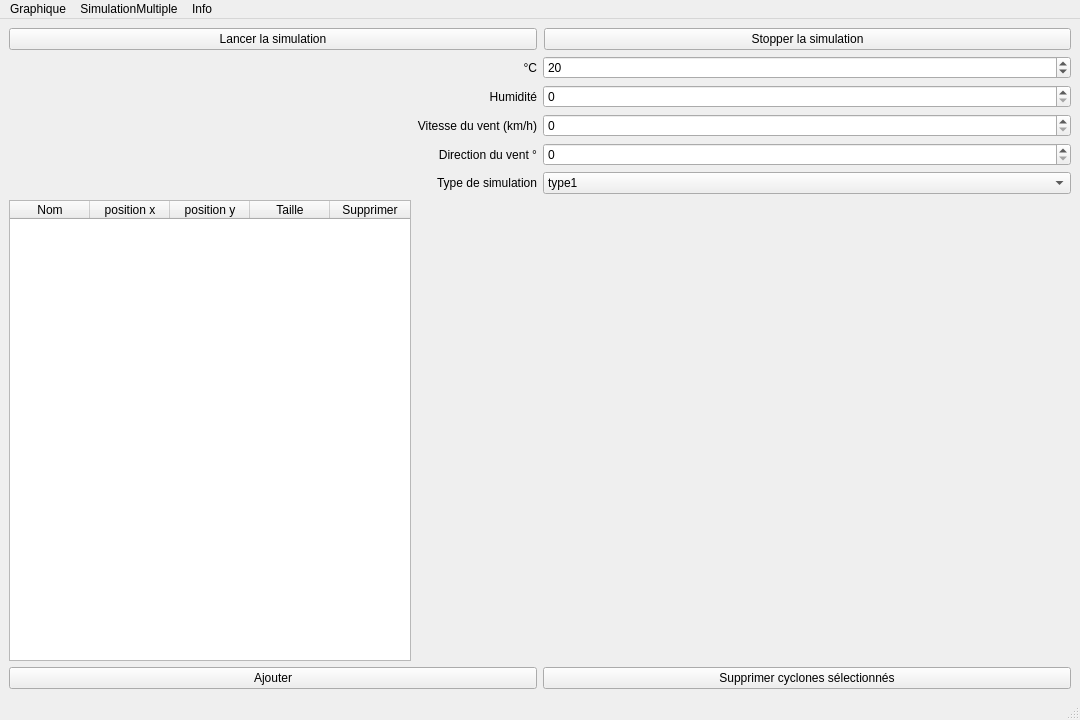
Above: Application/SimulateurDeCyclones/mainwindow.ui from ElisaDrouot/Projet_deuxieme_annee before the change. Below: the same form after it.
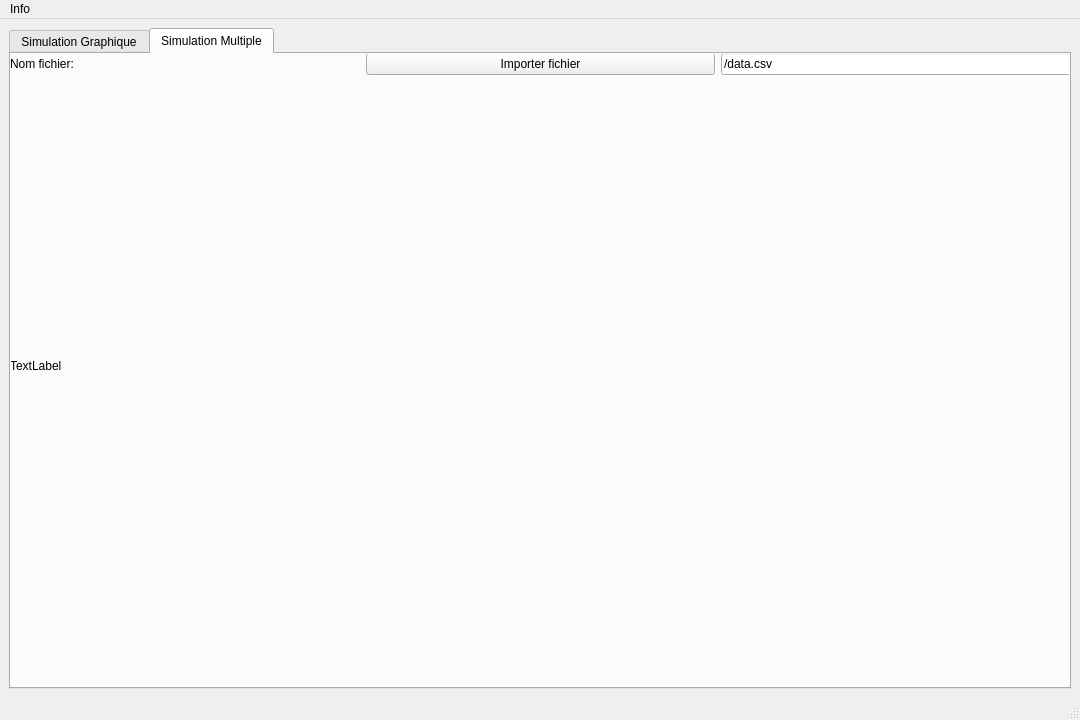
That is the form after the change. The open tabs and pages were chosen to show the change.

Commit message: ajout feature multiple

Patch:
```diff
--- a/Application/SimulateurDeCyclones/mainwindow.ui
+++ b/Application/SimulateurDeCyclones/mainwindow.ui
@@ -31,9 +31,32 @@
   <widget class="QWidget" name="centralwidget">
    <layout class="QGridLayout" name="gridLayout">
     <item row="0" column="0">
+     <widget class="QTabWidget" name="ongletMultiple">
+      <property name="currentIndex">
+       <number>0</number>
+      </property>
+      <widget class="QWidget" name="ongletGraphique">
+       <property name="sizePolicy">
+        <sizepolicy hsizetype="Maximum" vsizetype="Maximum">
+         <horstretch>0</horstretch>
+         <verstretch>0</verstretch>
+        </sizepolicy>
+       </property>
+       <attribute name="title">
+        <string>Simulation Graphique</string>
+       </attribute>
+       <widget class="QWidget" name="layoutWidget">
+        <property name="geometry">
+         <rect>
+          <x>0</x>
+          <y>0</y>
+          <width>1058</width>
+          <height>611</height>
+         </rect>
+        </property>
      <layout class="QHBoxLayout" name="horizontalLayout">
       <property name="sizeConstraint">
-       <enum>QLayout::SetNoConstraint</enum>
+          <enum>QLayout::SetMaximumSize</enum>
       </property>
       <item>
        <layout class="QVBoxLayout" name="verticalLayout">
@@ -328,6 +351,86 @@
        </layout>
       </item>
      </layout>
+       </widget>
+      </widget>
+      <widget class="QWidget" name="tab_2">
+       <attribute name="title">
+        <string>Simulation Multiple</string>
+       </attribute>
+       <widget class="QWidget" name="verticalLayoutWidget">
+        <property name="geometry">
+         <rect>
+          <x>-1</x>
+          <y>-1</y>
+          <width>1061</width>
+          <height>641</height>
+         </rect>
+        </property>
+        <layout class="QVBoxLayout" name="verticalLayout_3">
+         <property name="bottomMargin">
+          <number>43</number>
+         </property>
+         <item>
+          <layout class="QHBoxLayout" name="horizontalLayout_5">
+           <item>
+            <widget class="QLabel" name="label_6">
+             <property name="sizePolicy">
+              <sizepolicy hsizetype="Minimum" vsizetype="Preferred">
+               <horstretch>0</horstretch>
+               <verstretch>0</verstretch>
+              </sizepolicy>
+             </property>
+             <property name="text">
+              <string>Nom fichier:</string>
+             </property>
+            </widget>
+           </item>
+           <item>
+            <widget class="QPushButton" name="btnImportationFic">
+             <property name="sizePolicy">
+              <sizepolicy hsizetype="Ignored" vsizetype="Fixed">
+               <horstretch>0</horstretch>
+               <verstretch>0</verstretch>
+              </sizepolicy>
+             </property>
+             <property name="text">
+              <string>Importer fichier</string>
+             </property>
+            </widget>
+           </item>
+           <item>
+            <widget class="QLineEdit" name="nomFichier">
+             <property name="sizePolicy">
+              <sizepolicy hsizetype="Minimum" vsizetype="Fixed">
+               <horstretch>0</horstretch>
+               <verstretch>0</verstretch>
+              </sizepolicy>
+             </property>
+             <property name="text">
+              <string>/data.csv</string>
+             </property>
+            </widget>
+           </item>
+          </layout>
+         </item>
+         <item>
+          <layout class="QHBoxLayout" name="horizontalLayout_10">
+           <item>
+            <widget class="QLabel" name="lNomFichier">
+             <property name="text">
+              <string>TextLabel</string>
+             </property>
+            </widget>
+           </item>
+          </layout>
+         </item>
+         <item>
+          <layout class="QHBoxLayout" name="horizontalLayout_11"/>
+         </item>
+        </layout>
+       </widget>
+      </widget>
+     </widget>
     </item>
    </layout>
   </widget>
@@ -340,23 +443,11 @@
      <height>26</height>
     </rect>
    </property>
-   <widget class="QMenu" name="menu45">
-    <property name="title">
-     <string>Graphique</string>
-    </property>
-   </widget>
-   <widget class="QMenu" name="menuSimulationMultiple">
-    <property name="title">
-     <string>SimulationMultiple</string>
-    </property>
-   </widget>
    <widget class="QMenu" name="menuInfo">
     <property name="title">
      <string>Info</string>
     </property>
    </widget>
-   <addaction name="menu45"/>
-   <addaction name="menuSimulationMultiple"/>
    <addaction name="menuInfo"/>
   </widget>
   <widget class="QStatusBar" name="statusbar"/>
```
Lines whose indentation alone changed are shown as unchanged. The commit also changes 2 other files.
